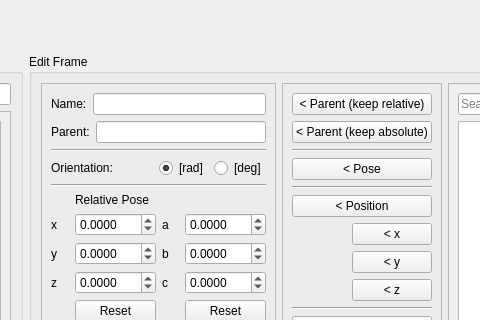
The window that frame_editor/src/frame_editor/FrameEditorGUI.ui (ipa320/rqt_frame_editor_plugin) describes before a commit, drawn with Qt 5; both pictures show x 328 to 808 and y 0 to 320 of the 1048 by 698 pixel window.
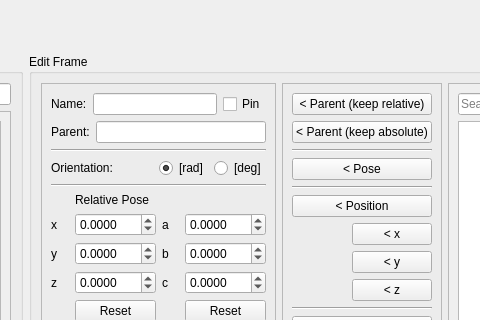
The same window after the commit. Icons and pictures are not drawn.

Commit message: add pinning feature

What changed in the file:
```diff
--- a/frame_editor/src/frame_editor/FrameEditorGUI.ui
+++ b/frame_editor/src/frame_editor/FrameEditorGUI.ui
@@ -179,6 +179,13 @@
                </property>
               </widget>
              </item>
+             <item>
+              <widget class="QCheckBox" name="pinned_box">
+               <property name="text">
+                <string>Pin</string>
+               </property>
+              </widget>
+             </item>
             </layout>
            </item>
            <item>
```
The commit also changes 2 other files.
